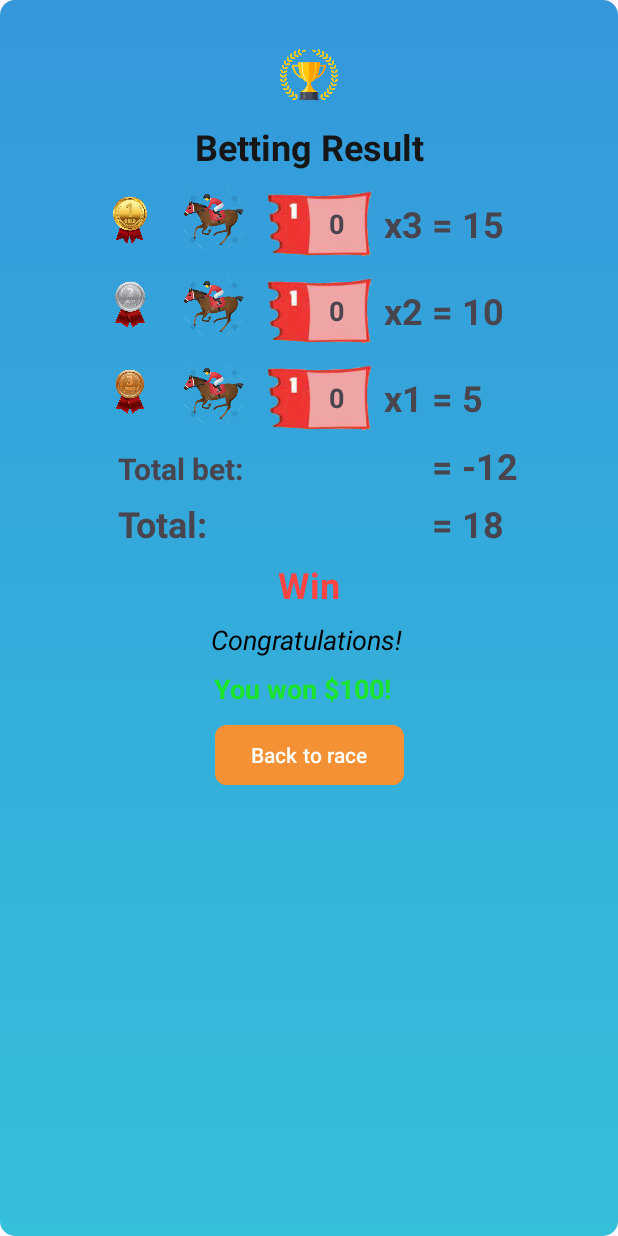
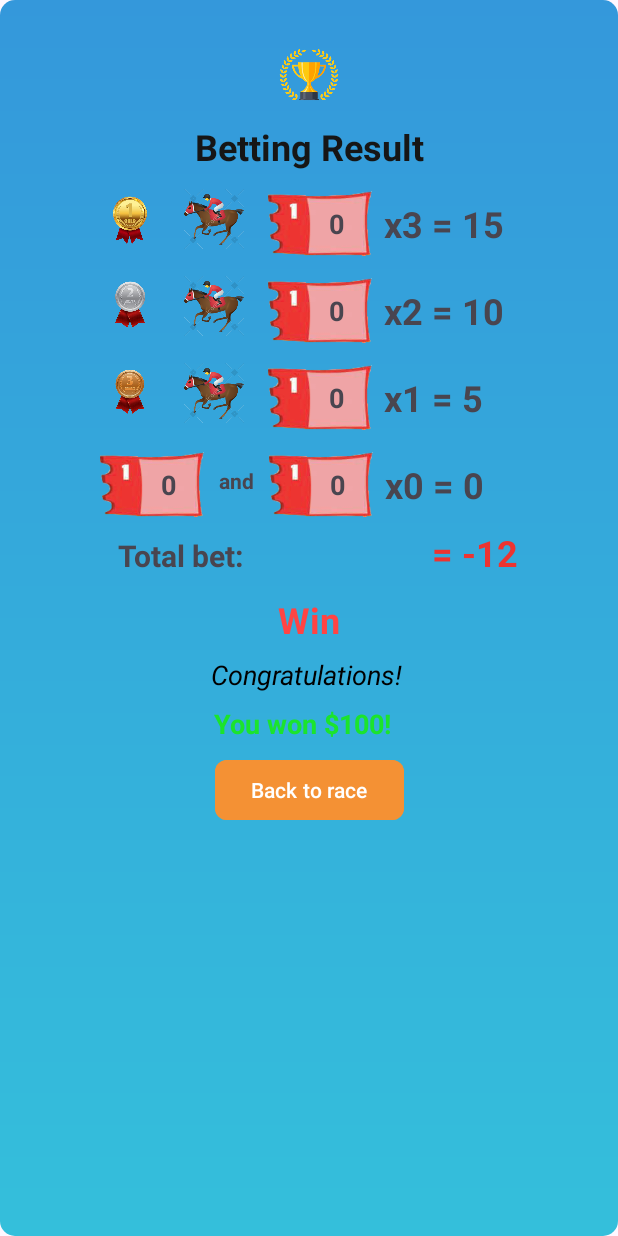
Before and after one commit to LeXuanPhuoc-lab/PRM392_MiniProject_HorseRacing, an Android app: the layout activity_dashboard.xml on its own in the app's theme, with its tools: preview values and no code run, on a phone screen of 412 x 824 dp. Run offline under Robolectric (Android 15) with nearby library versions, the phone set to English and light mode, and no system bars.

Commit message:
fix dashboard, add characters

```diff
--- a/app/src/main/java/com/example/horseracing/Components/CharacterSeekBar.java
+++ b/app/src/main/java/com/example/horseracing/Components/CharacterSeekBar.java
@@ -14,7 +14,7 @@ public class CharacterSeekBar extends AppCompatSeekBar {
     private Drawable characterDrawable;
     private Drawable tileDrawable;
     private final int tileSize = 30;
-    private final int marioSize = 60;
+    private final int marioSize = 80;
 
     public CharacterSeekBar(Context context) {
         super(context);
--- a/app/src/main/res/layout/activity_dashboard.xml
+++ b/app/src/main/res/layout/activity_dashboard.xml
@@ -32,7 +32,7 @@
         android:id="@+id/tv_dashboard_result"
         android:layout_width="wrap_content"
         android:layout_height="wrap_content"
-        android:layout_marginTop="8dp"
+        android:layout_marginTop="12dp"
         android:text="Win"
         android:textColor="@android:color/holo_red_light"
         android:textSize="24sp"
@@ -282,25 +282,76 @@
         </LinearLayout>
 
         <LinearLayout
+            android:layout_marginTop="12dp"
             android:layout_width="wrap_content"
-            android:layout_height="wrap_content"
-            android:layout_marginTop="6dp">
+            android:layout_height="match_parent">
+            <FrameLayout
+                android:layout_width="wrap_content"
+                android:layout_height="wrap_content">
+
+                <ImageView
+                    android:id="@+id/fourPlaceTicket"
+                    android:layout_width="69dp"
+                    android:layout_height="46dp"
+                    android:contentDescription="red_ticket"
+                    app:srcCompat="@drawable/red_ticket" />
+
+                <TextView
+                    android:id="@+id/fourPlaceBet"
+                    android:layout_width="35dp"
+                    android:layout_height="35dp"
+                    android:layout_gravity="center|start"
+                    android:layout_marginStart="28dp"
+                    android:background="@null"
+                    android:gravity="center"
+                    android:text="0"
+                    android:textAlignment="center"
+                    android:textSize="18sp"
+                    android:textStyle="bold" />
+            </FrameLayout>
 
             <TextView
-                android:layout_width="221dp"
-                android:layout_height="wrap_content"
-                android:text="Total bet:"
-                android:paddingLeft="12dp"
-                android:textSize="20sp"
-                android:textStyle="bold" />
-            <TextView
-                android:id="@+id/totalBet"
                 android:layout_width="wrap_content"
                 android:layout_height="wrap_content"
-                android:text="= -12"
+                android:layout_marginHorizontal="9.8dp"
+                android:text="and"
+                android:textStyle="bold" />
+
+            <FrameLayout
+                android:layout_width="wrap_content"
+                android:layout_height="wrap_content">
+
+                <ImageView
+                    android:id="@+id/fifthPlaceTicket"
+                    android:layout_width="69dp"
+                    android:layout_height="46dp"
+                    android:contentDescription="red_ticket"
+                    app:srcCompat="@drawable/red_ticket" />
+
+                <TextView
+                    android:id="@+id/fifthPlaceBet"
+                    android:layout_width="35dp"
+                    android:layout_height="35dp"
+                    android:layout_gravity="center|start"
+                    android:layout_marginStart="28dp"
+                    android:background="@null"
+                    android:gravity="center"
+                    android:text="0"
+                    android:textAlignment="center"
+                    android:textSize="18sp"
+                    android:textStyle="bold" />
+            </FrameLayout>
+
+            <TextView
+                android:layout_width="wrap_content"
+                android:layout_height="match_parent"
+                android:layout_marginStart="8dp"
+                android:gravity="center"
+                android:text="x0 = 0"
                 android:textSize="24sp"
                 android:textStyle="bold" />
         </LinearLayout>
+
         <LinearLayout
             android:layout_width="wrap_content"
             android:layout_height="wrap_content"
@@ -309,18 +360,21 @@
             <TextView
                 android:layout_width="221dp"
                 android:layout_height="wrap_content"
-                android:text="Total:"
                 android:paddingLeft="12dp"
-                android:textSize="24sp"
+                android:text="Total bet:"
+                android:textSize="20sp"
                 android:textStyle="bold" />
+
             <TextView
-                android:id="@+id/totalWin"
+                android:id="@+id/totalBet"
                 android:layout_width="wrap_content"
                 android:layout_height="wrap_content"
-                android:text="= 18"
+                android:text="= -12"
+                android:textColor="#ED3431"
                 android:textSize="24sp"
                 android:textStyle="bold" />
         </LinearLayout>
+
     </LinearLayout>
 
 </androidx.constraintlayout.widget.ConstraintLayout>
```
Also changed, not shown: app/src/main/java/com/example/horseracing/DashboardActivity.java (+14 -5 lines), app/src/main/java/com/example/horseracing/RaceTrackActivity.java (+12 -2 lines), app/src/main/java/com/example/horseracing/SelectCharacters.java (+8 -13 lines), app/src/main/res/drawable/blue_dgb.png (added), app/src/main/res/drawable/bullbasaur.png (added), app/src/main/res/drawable/charlizard.png (added), app/src/main/res/drawable/chopper.png (added), app/src/main/res/drawable/jinbe.png (added), app/src/main/res/drawable/luffy.png (added), app/src/main/res/drawable/mabu.png (added), app/src/main/res/drawable/picolo.png (added), app/src/main/res/drawable/pink_pokemon.png (added), app/src/main/res/drawable/red_dgb.png (added), app/src/main/res/drawable/sanji.png (added), 3 more files.
